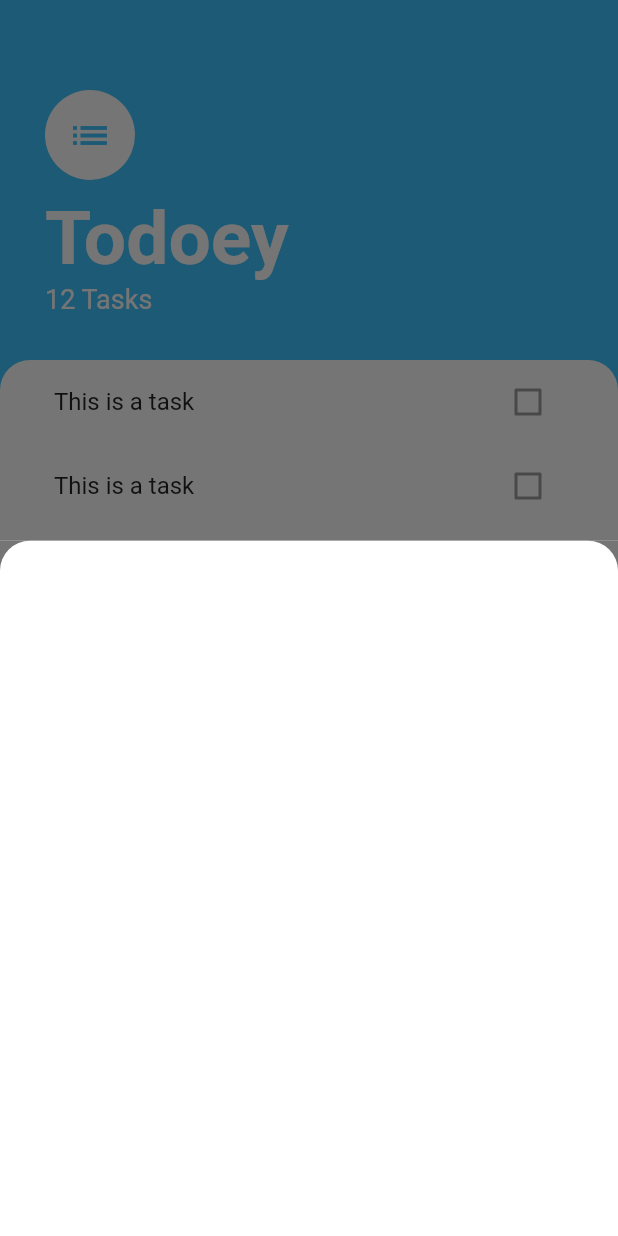
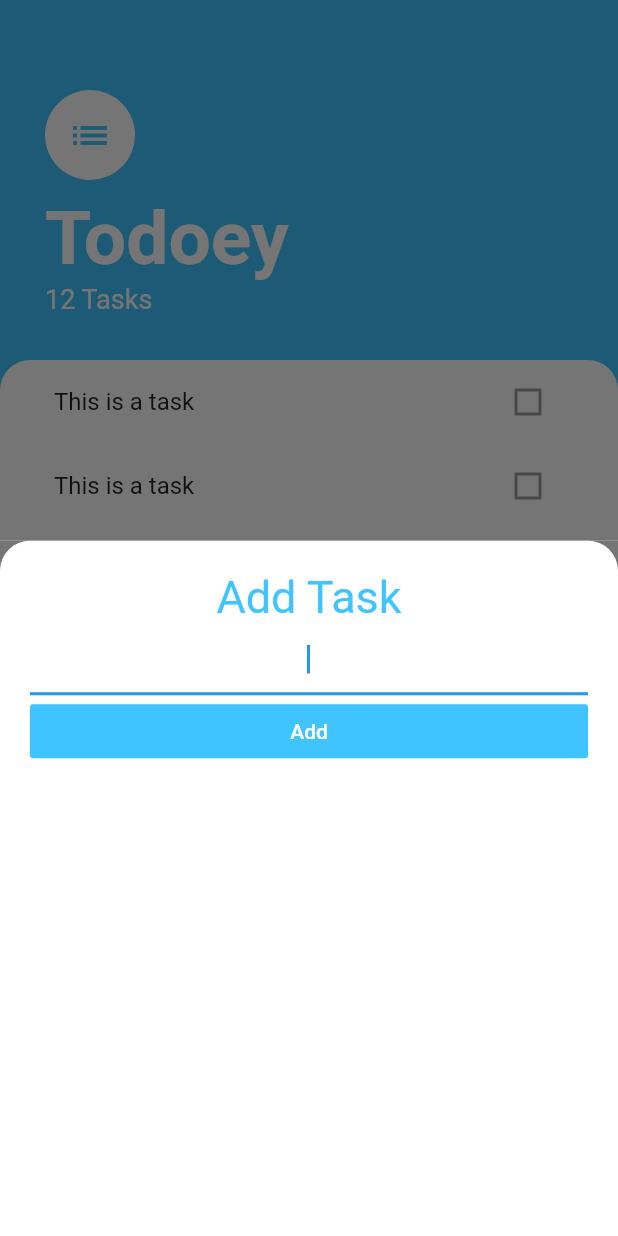
Before and after one commit to Shree-hari/todoey, a Flutter app: the screen it shows after launch, after a tap on the "add" icon, on a phone screen of 412 x 824 dp. Run offline on Flutter 3.47's test engine with Material 2 defaults, Android fonts, the phone set to English and light mode, and no system bars.

Commit message:
customized the bottom slider

```diff
--- a/lib/screens/add_task_screen.dart
+++ b/lib/screens/add_task_screen.dart
@@ -6,14 +6,34 @@ class AddTaskScreen extends StatelessWidget {
     return Container(
       color: Color(0xff757575),
       child: Container(
+        padding: EdgeInsets.all(20.0),
+        child: Column(
+          crossAxisAlignment: CrossAxisAlignment.stretch,
+          children: <Widget>[
+            Text(
+              'Add Task',
+              style: TextStyle(color: Colors.lightBlueAccent, fontSize: 30.0),
+              textAlign: TextAlign.center,
+            ),
+            TextField(
+              autofocus: true,
+              textAlign: TextAlign.center,
+            ),
+            FlatButton(
+              child: Text('Add', style: TextStyle(color: Colors.white),),
+              color: Colors.lightBlueAccent,
+              onPressed: (){
 
+              },
+            )
+          ],
+        ),
         decoration: BoxDecoration(
             color: Colors.white,
-          borderRadius: BorderRadius.only(
-            topLeft: Radius.circular(20.0),
-            topRight: Radius.circular(20.0),
-          )
-        ),
+            borderRadius: BorderRadius.only(
+              topLeft: Radius.circular(20.0),
+              topRight: Radius.circular(20.0),
+            )),
       ),
     );
   }
```
